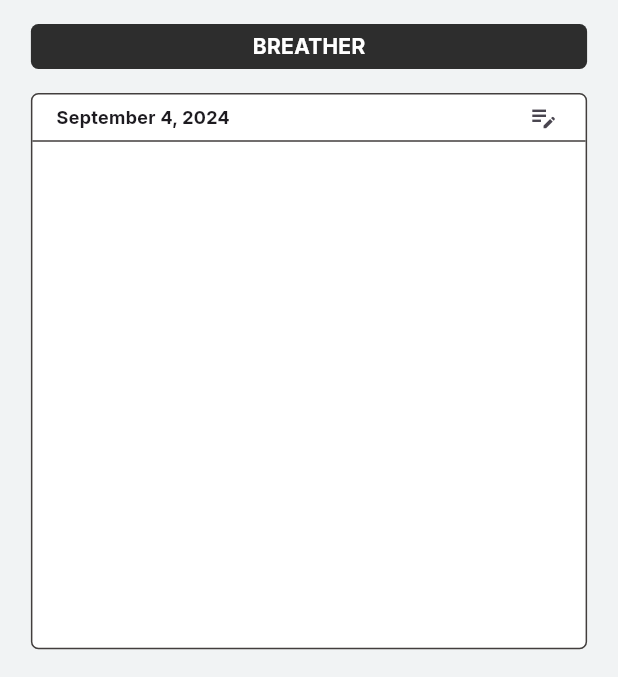
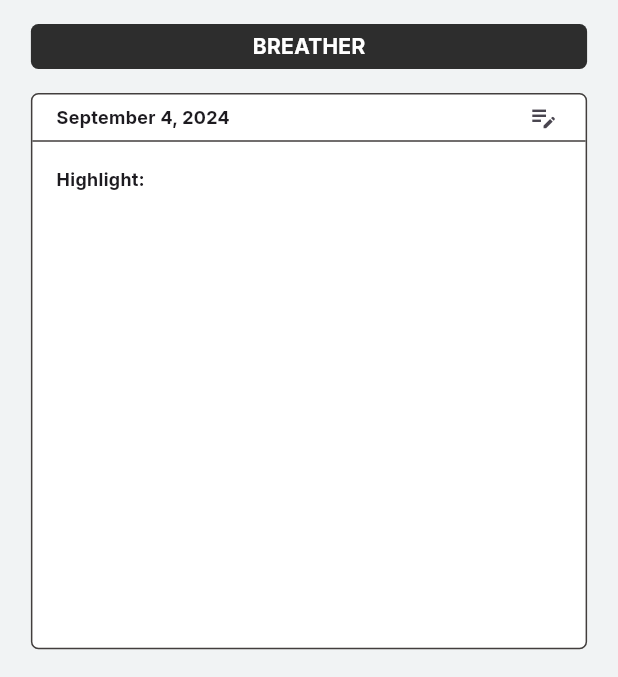
Before and after one commit to left-no-crumbz/freedfromwalls, a Flutter app: the screen it shows after launch, item 3 of the bottom bar chosen, on a phone screen of 412 x 824 dp, the part 84-761 px from its top. Run offline on Flutter 3.47's test engine with Material 3 defaults, Android fonts, the phone set to English and light mode, and no system bars; our stand-ins replace table_calendar.

Commit message:
Add second element (highlight) in breather_screen.dart

```diff
--- a/lib/screens/breather_screen.dart
+++ b/lib/screens/breather_screen.dart
@@ -73,6 +73,24 @@
                       height: 2,
                       color: dividerColor,
                     ),
+                    const Column(
+                      children: [
+                        Row(
+                          children: [
+                            Padding(
+                              padding: EdgeInsets.all(16),
+                              child: Text(
+                                "Highlight:",
+                                style: TextStyle(fontSize: 12),
+                              ),
+                            ),
+                            Expanded(
+                              child: SizedBox(),
+                            ),
+                          ],
+                        ),
+                      ],
+                    ),
                   ],
                 ),
               ),
```
